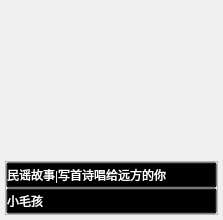
The window that VideoPlayer/mainwidget/songlistsort/TagsItem.ui (huizhang556/pc-video-player) describes before a commit, drawn with Qt 5.
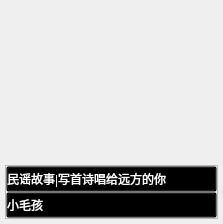
The same window after the commit.

The edit to the form file:
```diff
--- a/VideoPlayer/mainwidget/songlistsort/TagsItem.ui
+++ b/VideoPlayer/mainwidget/songlistsort/TagsItem.ui
@@ -7,7 +7,7 @@
     <x>0</x>
     <y>0</y>
     <width>223</width>
-    <height>218</height>
+    <height>224</height>
    </rect>
   </property>
   <property name="windowTitle">
```
